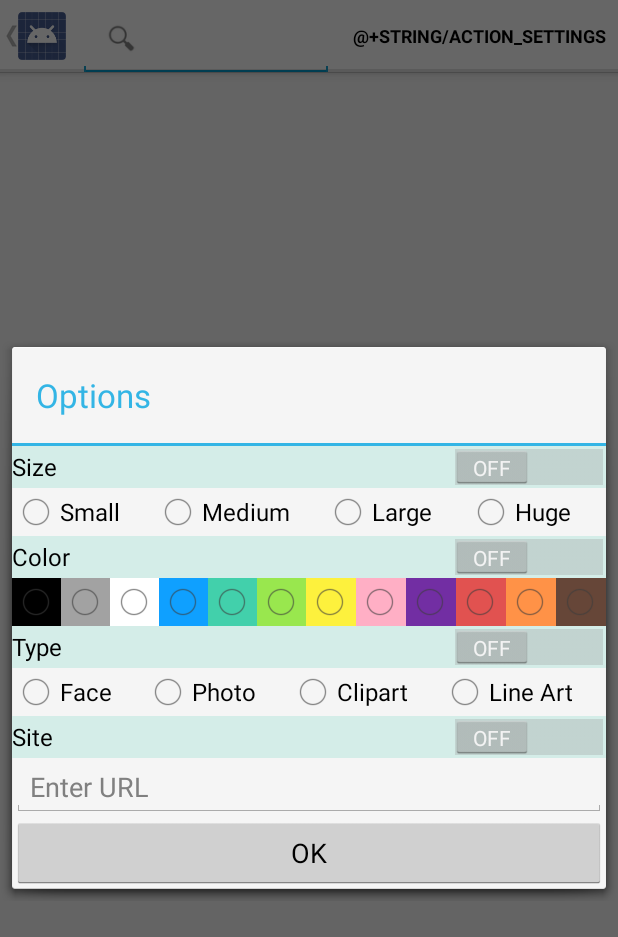
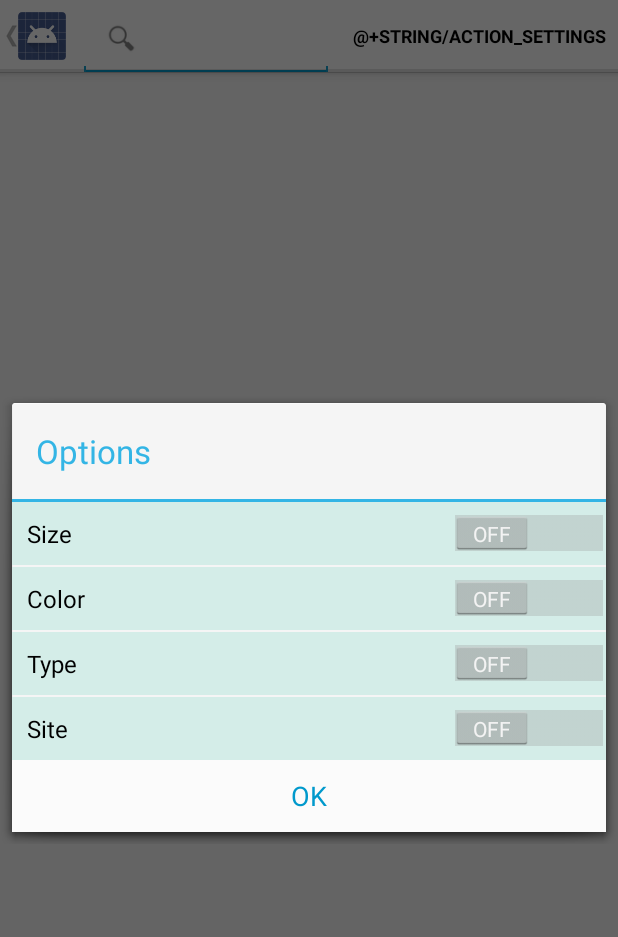
Before and after one commit to jingidy/googly-pics, an Android app: the screen it shows after launch (SearchActivity), after a tap on "@+STRING/ACTION_SETTINGS", on a phone screen of 412 x 824 dp. Shown: the top 937 px of the screen. Run offline under Robolectric (Android 15) with nearby library versions, the phone set to English and light mode, and no system bars; our stand-ins replace Picasso; libraries missing offline, so code that uses them is left out: com.loopj.android; pictures from the network do not load; 1 statement that could not run was skipped.

Commit message:
Made settings much prettier.

```diff
--- a/app/src/main/java/com/flukiness/googlypics/fragments/SettingsFragment.java
+++ b/app/src/main/java/com/flukiness/googlypics/fragments/SettingsFragment.java
@@ -6,6 +6,7 @@ import android.view.LayoutInflater;
 import android.view.View;
 import android.view.ViewGroup;
 import android.widget.Button;
+import android.widget.CompoundButton;
 import android.widget.EditText;
 import android.widget.RadioGroup;
 import android.widget.Switch;
@@ -16,7 +17,7 @@ import com.flukiness.googlypics.models.ImageSearchQuery;
 /**
  * Created by Jing Jin on 9/21/14.
  */
-public class SettingsFragment extends DialogFragment {
+public class SettingsFragment extends DialogFragment implements CompoundButton.OnCheckedChangeListener {
 
     public interface SettingsFragmentListener {
         void onSettingsFinish(ImageSearchQuery newQuery);
@@ -56,8 +57,32 @@ public class SettingsFragment extends DialogFragment {
         return view;
     }
 
+    @Override
+    public void onCheckedChanged(CompoundButton compoundButton, boolean b) {
+        View viewToToggle = null;
+        if (compoundButton == switchSize) {
+            viewToToggle = rgSize;
+        } else if (compoundButton == switchColor) {
+            viewToToggle = rgColor;
+        } else if (compoundButton == switchType) {
+            viewToToggle = rgType;
+        } else if (compoundButton == switchSite) {
+            viewToToggle = etSiteFilter;
+        }
+
+        if (viewToToggle != null) {
+            viewToToggle.setVisibility(compoundButton.isChecked() ? View.VISIBLE : View.GONE);
+        }
+    }
+
+    private void setTogglableGroupVisibility(Switch switchView, View toggleView, int visibility) {
+        switchView.setChecked(visibility == View.VISIBLE);
+        toggleView.setVisibility(visibility);
+    }
+
     public void saveAndDismiss() {
-        switch(rgSize.getCheckedRadioButtonId()) {
+        if (switchSize.isChecked()) {
+            switch (rgSize.getCheckedRadioButtonId()) {
                 case R.id.rbtnSmall:
                     searchQuery.size = ImageSearchQuery.SIZE.icon;
                     break;
@@ -73,8 +98,12 @@ public class SettingsFragment extends DialogFragment {
                 default:
                     searchQuery.size = null;
             }
+        } else {
+            searchQuery.size = null;
+        }
 
-        switch(rgColor.getCheckedRadioButtonId()) {
+        if (switchColor.isChecked()) {
+            switch (rgColor.getCheckedRadioButtonId()) {
                 case R.id.rbtnBlack:
                     searchQuery.color = ImageSearchQuery.COLOR.black;
                     break;
@@ -114,7 +143,11 @@ public class SettingsFragment extends DialogFragment {
                 default:
                     searchQuery.color = null;
             }
+        } else {
+            searchQuery.color = null;
+        }
 
+        if (switchType.isChecked())
         switch(rgType.getCheckedRadioButtonId()) {
             case R.id.rbtnFace:
                 searchQuery.type = ImageSearchQuery.TYPE.face;
@@ -129,11 +162,17 @@ public class SettingsFragment extends DialogFragment {
                 searchQuery.type = ImageSearchQuery.TYPE.lineart;
                 break;
             default:
-                searchQuery.color = null;
+                searchQuery.type = null;
+        } else {
+            searchQuery.type = null;
         }
 
+        if (switchSite.isChecked()) {
             String siteFilter = etSiteFilter.getText().toString().trim();
             searchQuery.site = siteFilter.isEmpty() ? null : siteFilter;
+        } else {
+            searchQuery.site = null;
+        }
 
         SettingsFragmentListener listener = (SettingsFragmentListener)getActivity();
         listener.onSettingsFinish(searchQuery);
@@ -142,12 +181,16 @@ public class SettingsFragment extends DialogFragment {
 
     private void setUpViews(View container) {
         switchSize = (Switch)container.findViewById(R.id.switchSize);
+        switchSize.setOnCheckedChangeListener(this);
         rgSize = (RadioGroup)container.findViewById(R.id.rgSize);
         switchColor = (Switch)container.findViewById(R.id.switchColor);
+        switchColor.setOnCheckedChangeListener(this);
         rgColor = (RadioGroup)container.findViewById(R.id.rgColor);
         switchType = (Switch)container.findViewById(R.id.switchType);
+        switchType.setOnCheckedChangeListener(this);
         rgType = (RadioGroup)container.findViewById(R.id.rgType);
         switchSite = (Switch)container.findViewById(R.id.switchSite);
+        switchSite.setOnCheckedChangeListener(this);
         etSiteFilter = (EditText)container.findViewById(R.id.etSiteFilter);
 
         Button btnSettingsOk = (Button) container.findViewById(R.id.btnSettingsOk);
@@ -173,6 +216,8 @@ public class SettingsFragment extends DialogFragment {
                     rgSize.check(R.id.rbtnHuge);
                     break;
             }
+        } else {
+            setTogglableGroupVisibility(switchSize, rgSize, View.GONE);
         }
 
         if (searchQuery.color != null) {
@@ -214,6 +259,8 @@ public class SettingsFragment extends DialogFragment {
                     rgColor.check(R.id.rbtnYellow);
                     break;
             }
+        } else {
+            setTogglableGroupVisibility(switchColor, rgColor, View.GONE);
         }
 
         if (searchQuery.type != null) {
@@ -231,10 +278,14 @@ public class SettingsFragment extends DialogFragment {
                     rgType.check(R.id.rbtnLineart);
                     break;
             }
+        } else {
+            setTogglableGroupVisibility(switchType, rgType, View.GONE);
         }
 
         if (searchQuery.site != null && !searchQuery.site.isEmpty()) {
             etSiteFilter.setText(searchQuery.site);
+        } else {
+            setTogglableGroupVisibility(switchSite, etSiteFilter, View.GONE);
         }
     }
 }
--- a/app/src/main/res/layout/fragment_settings.xml
+++ b/app/src/main/res/layout/fragment_settings.xml
@@ -9,7 +9,11 @@
         android:layout_height="wrap_content"
         android:id="@+id/switchSize"
         android:background="#ffd4ede8"
-        android:text="@string/size_label" />
+        android:text="@string/size_label"
+        android:checked="true"
+        android:paddingLeft="10dp"
+        android:paddingTop="10dp"
+        android:paddingBottom="10dp" />
 
     <RadioGroup
         android:layout_width="fill_parent"
@@ -52,14 +56,20 @@
         android:layout_height="wrap_content"
         android:text="@string/color_label"
         android:id="@+id/switchColor"
-        android:background="#ffd4ede8" />
+        android:background="#ffd4ede8"
+        android:checked="true"
+        android:paddingLeft="10dp"
+        android:paddingTop="10dp"
+        android:paddingBottom="10dp"
+        android:layout_marginTop="1dp"/>
 
     <RadioGroup
         android:layout_width="fill_parent"
         android:layout_height="wrap_content"
         android:layout_gravity="center_horizontal"
         android:orientation="horizontal"
-        android:id="@+id/rgColor">
+        android:id="@+id/rgColor"
+        android:paddingBottom="5dp">
 
         <RadioButton
             android:layout_width="wrap_content"
@@ -164,7 +174,12 @@
         android:layout_height="wrap_content"
         android:text="@string/type_label"
         android:id="@+id/switchType"
-        android:background="#ffd4ede8" />
+        android:background="#ffd4ede8"
+        android:checked="true"
+        android:paddingLeft="10dp"
+        android:paddingTop="10dp"
+        android:paddingBottom="10dp"
+        android:layout_marginTop="1dp" />
 
     <RadioGroup
         android:layout_width="fill_parent"
@@ -207,7 +222,12 @@
         android:layout_height="wrap_content"
         android:text="@string/site_label"
         android:id="@+id/switchSite"
-        android:background="#ffd4ede8" />
+        android:background="#ffd4ede8"
+        android:checked="true"
+        android:paddingLeft="10dp"
+        android:paddingTop="10dp"
+        android:paddingBottom="10dp"
+        android:layout_marginTop="1dp" />
 
     <EditText
         android:layout_width="match_parent"
@@ -221,5 +241,7 @@
         android:layout_height="wrap_content"
         android:text="@string/ok_label"
         android:id="@+id/btnSettingsOk"
-        android:layout_gravity="center_horizontal" />
+        android:layout_gravity="center_horizontal"
+        android:textColor="@android:color/holo_blue_dark"
+        android:background="#fffbfbfb" />
 </LinearLayout>
```
Lines whose indentation alone changed are shown as unchanged.
